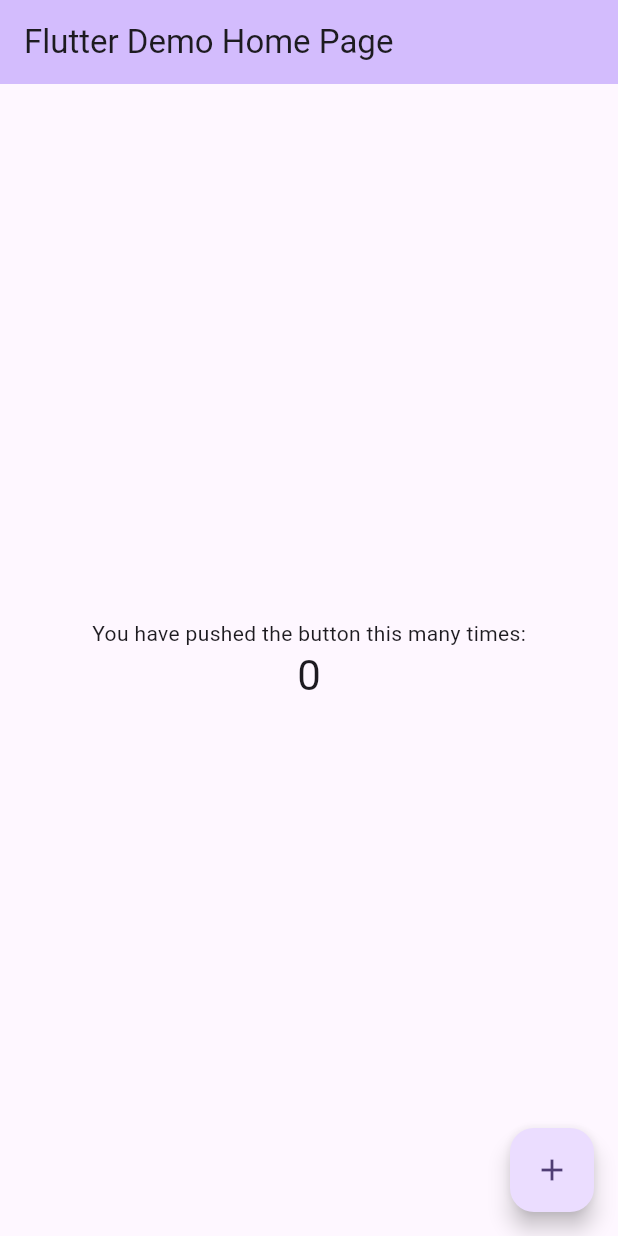
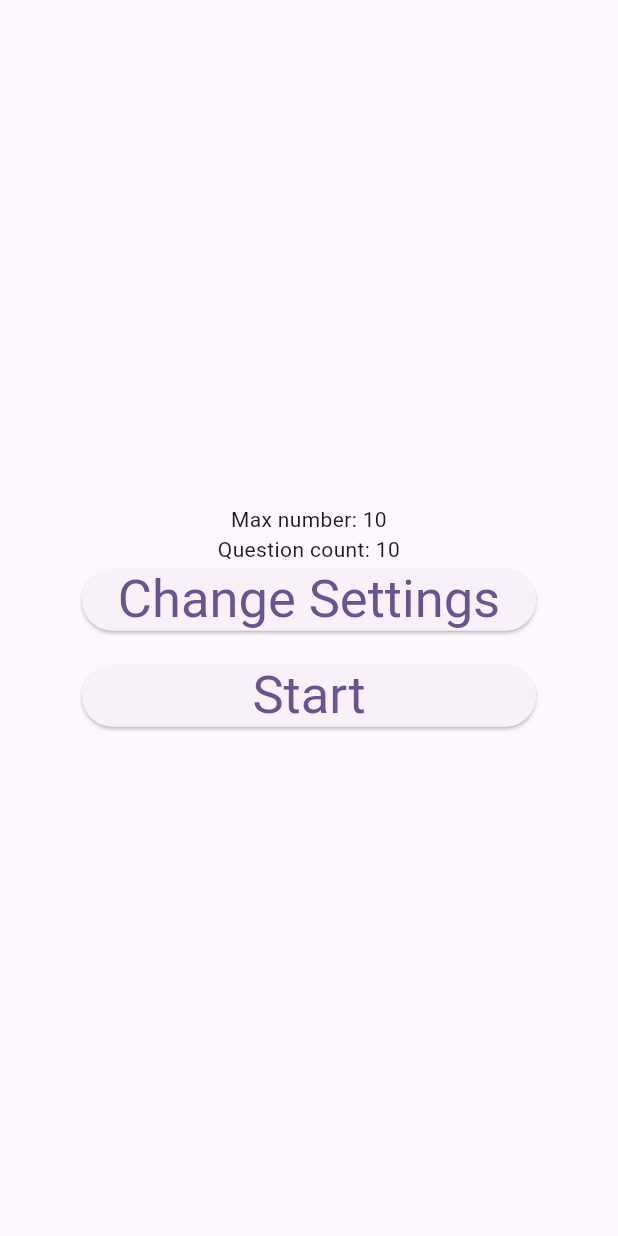
Before and after one commit to iinozemtsev/quiz, a Flutter app: the screen it shows after launch, on a phone screen of 412 x 824 dp. Run offline on Flutter 3.47's test engine with Material 3 defaults, Android fonts, the phone set to English and light mode, and no system bars.

Commit message:
some screens

```diff
--- a/lib/main.dart
+++ b/lib/main.dart
@@ -1,8 +1,15 @@
 import 'package:flutter/material.dart';
+
+import 'menu_screen.dart';
 
 void main() {
   runApp(const MyApp());
 }
+
+final themeData = ThemeData(
+  colorScheme: ColorScheme.fromSeed(seedColor: Colors.deepPurple),
+  useMaterial3: true,
+);
 
 class MyApp extends StatelessWidget {
   const MyApp({super.key});
@@ -11,27 +18,9 @@ class MyApp extends StatelessWidget {
   @override
   Widget build(BuildContext context) {
     return MaterialApp(
-      title: 'Flutter Demo',
-      theme: ThemeData(
-        // This is the theme of your application.
-        //
-        // TRY THIS: Try running your application with "flutter run". You'll see
-        // the application has a purple toolbar. Then, without quitting the app,
-        // try changing the seedColor in the colorScheme below to Colors.green
-        // and then invoke "hot reload" (save your changes or press the "hot
-        // reload" button in a Flutter-supported IDE, or press "r" if you used
-        // the command line to start the app).
-        //
-        // Notice that the counter didn't reset back to zero; the application
-        // state is not lost during the reload. To reset the state, use hot
-        // restart instead.
-        //
-        // This works for code too, not just values: Most code changes can be
-        // tested with just a hot reload.
-        colorScheme: ColorScheme.fromSeed(seedColor: Colors.deepPurple),
-        useMaterial3: true,
-      ),
-      home: const MyHomePage(title: 'Flutter Demo Home Page'),
+      title: 'Flutter DDemo',
+      theme: themeData,
+      home: const MenuScreen(),
     );
   }
 }
--- /dev/null
+++ b/lib/menu_screen.dart
@@ -0,0 +1,167 @@
+import 'package:flutter/material.dart';
+
+class MenuScreen extends StatefulWidget {
+  const MenuScreen({super.key});
+
+  @override
+  State<StatefulWidget> createState() {
+    return _AppState();
+  }
+}
+
+final elevatedButtonStyle =
+    ElevatedButton.styleFrom(textStyle: const TextStyle(fontSize: 35));
+
+class _AppState extends State<MenuScreen> {
+  bool isOnMenuScreen = true;
+  var settings = GameSettings.defaultSettings;
+
+  @override
+  Widget build(BuildContext context) {
+    return Scaffold(
+      body: Center(
+        child: IntrinsicWidth(
+          child: Column(
+              mainAxisAlignment: MainAxisAlignment.center,
+              crossAxisAlignment: CrossAxisAlignment.stretch,
+              children: [
+                Text(
+                  'Max number: ${settings.maxNumber}\n'
+                  'Question count: ${settings.questionCount}',
+                  textAlign: TextAlign.center,
+                ),
+                ElevatedButton(
+                  onPressed: () async {
+                    final updatedSettings = await Navigator.of(context)
+                        .push<GameSettings>(MaterialPageRoute(
+                            builder: (context) => SettingsScreen(
+                                  initialSettings: settings,
+                                )));
+                    if (updatedSettings != null) {
+                      setState(() {
+                        settings = updatedSettings;
+                      });
+                    }
+                  },
+                  style: elevatedButtonStyle,
+                  child: const Text('Change Settings'),
+                ),
+                const SizedBox(height: 16),
+                ElevatedButton(
+                  onPressed: () async {
+                    // TODO: should game result pushed from the game?
+                    final gameResult = await Navigator.of(context)
+                        .push<GameResult>(MaterialPageRoute(
+                            builder: (context) =>
+                                GameScreen(settings: settings)));
+                  },
+                  style: elevatedButtonStyle,
+                  child: const Text('Start'),
+                )
+              ]),
+        ),
+      ),
+    );
+  }
+}
+
+class GameResult {}
+
+class GameSettings {
+  final int questionCount;
+  final int maxNumber;
+
+  const GameSettings({required this.questionCount, required this.maxNumber});
+
+  static const defaultSettings = GameSettings(questionCount: 10, maxNumber: 10);
+}
+
+class SettingsScreen extends StatefulWidget {
+  final GameSettings initialSettings;
+
+  const SettingsScreen({
+    super.key,
+    required this.initialSettings,
+  });
+
+  @override
+  State<StatefulWidget> createState() => _SettingsState();
+}
+
+class _SettingsState extends State<SettingsScreen> {
+  late GameSettings settings;
+  final _countController = TextEditingController();
+  final _maxController = TextEditingController();
+  _SettingsState();
+
+  @override
+  void dispose() {
+    _countController.dispose();
+    _maxController.dispose();
+    super.dispose();
+  }
+
+  @override
+  void initState() {
+    super.initState();
+    settings = widget.initialSettings;
+    _countController.text = settings.questionCount.toString();
+    _maxController.text = settings.maxNumber.toString();
+  }
+
+  @override
+  Widget build(BuildContext context) {
+    return Scaffold(
+      body: Center(
+        child: Column(
+          mainAxisAlignment: MainAxisAlignment.center,
+          children: [
+            const Text('Question Count'),
+            Padding(
+              padding: const EdgeInsets.all(8.0),
+              child: TextField(
+                decoration: const InputDecoration(border: OutlineInputBorder()),
+                keyboardType: TextInputType.number,
+                controller: _countController,
+              ),
+            ),
+            const Text('Max Number'),
+            Padding(
+              padding: const EdgeInsets.all(8.0),
+              child: TextField(
+                decoration: const InputDecoration(border: OutlineInputBorder()),
+                keyboardType: TextInputType.number,
+                controller: _maxController,
+              ),
+            ),
+            ElevatedButton(
+              onPressed: () => Navigator.of(context).pop(GameSettings(
+                  maxNumber:
+                      int.tryParse(_maxController.text) ?? settings.maxNumber,
+                  questionCount: int.tryParse(_countController.text) ??
+                      settings.questionCount)),
+              style: elevatedButtonStyle,
+              child: const Text('Back'),
+            )
+          ],
+        ),
+      ),
+    );
+  }
+}
+
+class GameScreen extends StatefulWidget {
+  final GameSettings settings;
+
+  const GameScreen({super.key, required this.settings});
+
+  @override
+  State<StatefulWidget> createState() {
+    return _GameState();
+  }
+}
+
+class _GameState extends State<GameScreen> {
+  @override
+  Widget build(BuildContext context) => Scaffold(body: Text('Unimplemented'));
+}
--- a/pubspec.yaml
+++ b/pubspec.yaml
@@ -35,6 +35,7 @@ dependencies:
   # The following adds the Cupertino Icons font to your application.
   # Use with the CupertinoIcons class for iOS style icons.
   cupertino_icons: ^1.0.6
+  go_router: ^14.2.7
 
 dev_dependencies:
   flutter_test:
@@ -45,7 +46,7 @@ dev_dependencies:
   # activated in the `analysis_options.yaml` file located at the root of your
   # package. See that file for information about deactivating specific lint
   # rules and activating additional ones.
-  flutter_lints: ^3.0.0
+  flutter_lints: ^4.0.0
 
 # For information on the generic Dart part of this file, see the
 # following page: https://dart.dev/tools/pub/pubspec
```
Also changed, not shown: pubspec.lock, 1 other file.
